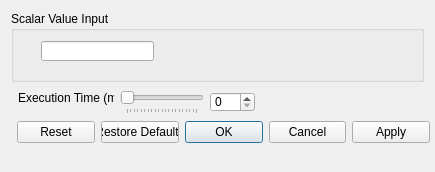
SCIInstitute/SCIRun, file src/Interface/Modules/ReceiveScalar.ui: the form before one commit.
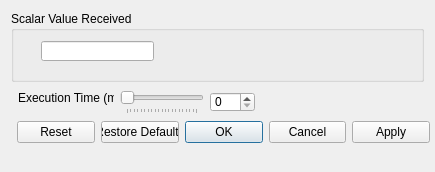
The form after the commit.

Patch:
```diff
--- a/src/Interface/Modules/ReceiveScalar.ui
+++ b/src/Interface/Modules/ReceiveScalar.ui
@@ -42,7 +42,7 @@
     </rect>
    </property>
    <property name="title">
-    <string>Scalar Value Input</string>
+    <string>Scalar Value Received</string>
    </property>
    <property name="checkable">
     <bool>false</bool>
```
Left out of the diff: 2 changed lines with no effect on the pictures.
